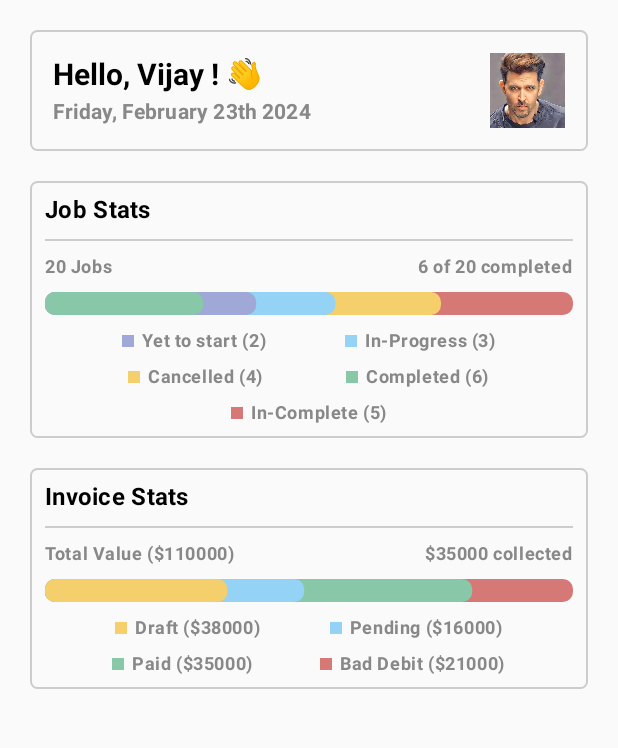
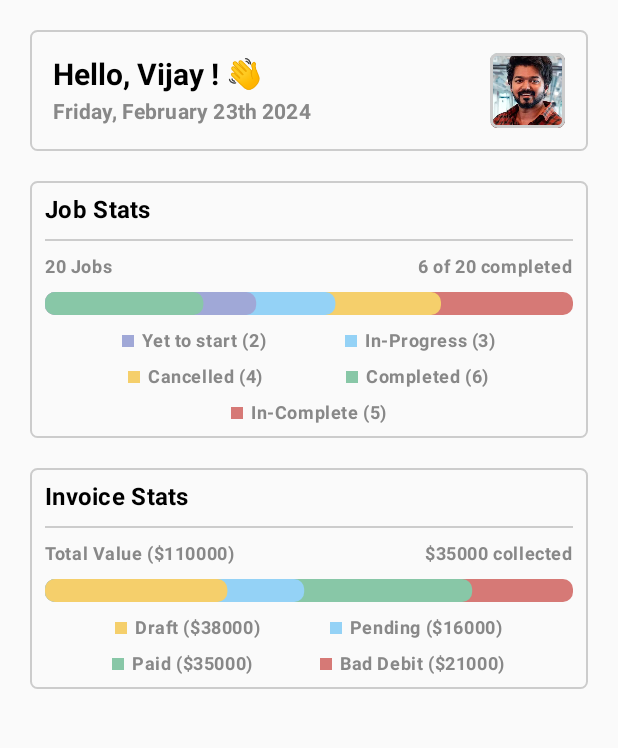
Before and after one commit to KannanGOfficial/Zuper-Dashboard, an Android app built with Jetpack Compose: the screen it shows after launch (MainActivity), on a phone screen of 412 x 824 dp, the part 96-844 px from its top. Run offline under Robolectric (Android 15) with nearby library versions, the phone set to English and light mode, and no system bars; our stand-ins replace Dagger/Hilt's generated code.

Commit message:
added image frame for the profile

```diff
--- a/app/src/main/java/zuper/dev/android/dashboard/ui/dashboard/DashBoardScreen.kt
+++ b/app/src/main/java/zuper/dev/android/dashboard/ui/dashboard/DashBoardScreen.kt
@@ -15,6 +15,7 @@ import androidx.compose.foundation.layout.height
 import androidx.compose.foundation.layout.padding
 import androidx.compose.foundation.layout.width
 import androidx.compose.foundation.rememberScrollState
+import androidx.compose.foundation.shape.CircleShape
 import androidx.compose.foundation.shape.RoundedCornerShape
 import androidx.compose.foundation.verticalScroll
 import androidx.compose.material3.Divider
@@ -25,6 +26,7 @@ import androidx.compose.material3.TopAppBar
 import androidx.compose.runtime.Composable
 import androidx.compose.ui.Alignment
 import androidx.compose.ui.Modifier
+import androidx.compose.ui.draw.clip
 import androidx.compose.ui.graphics.Color
 import androidx.compose.ui.layout.ContentScale
 import androidx.compose.ui.res.painterResource
@@ -144,11 +146,13 @@ fun GreetingCard(
             }
 
             Image(
-                painter = painterResource(id = R.drawable.hri),
+                painter = painterResource(id = R.drawable.vijay),
                 contentDescription = stringResource(R.string.profile_picture),
                 modifier = Modifier
                     .width(50.dp)
-                    .height(50.dp),
+                    .height(50.dp)
+                    .clip(RoundedCornerShape(5.dp))
+                    .border(2.dp, Color.LightGray, RoundedCornerShape(5.dp)),
                 contentScale = ContentScale.Crop
             )
         }
```
Also changed, not shown: app/src/main/res/drawable/vijay.jpg (added).
